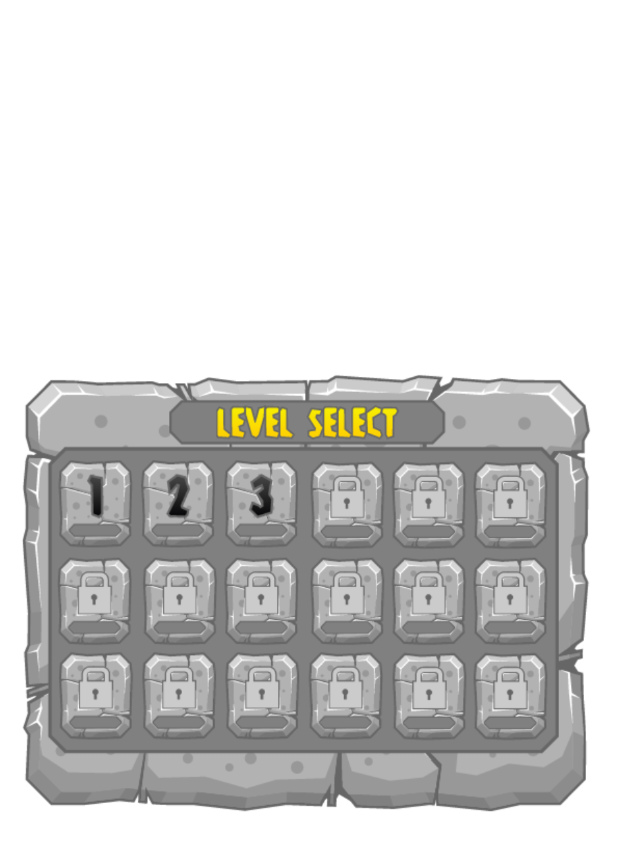
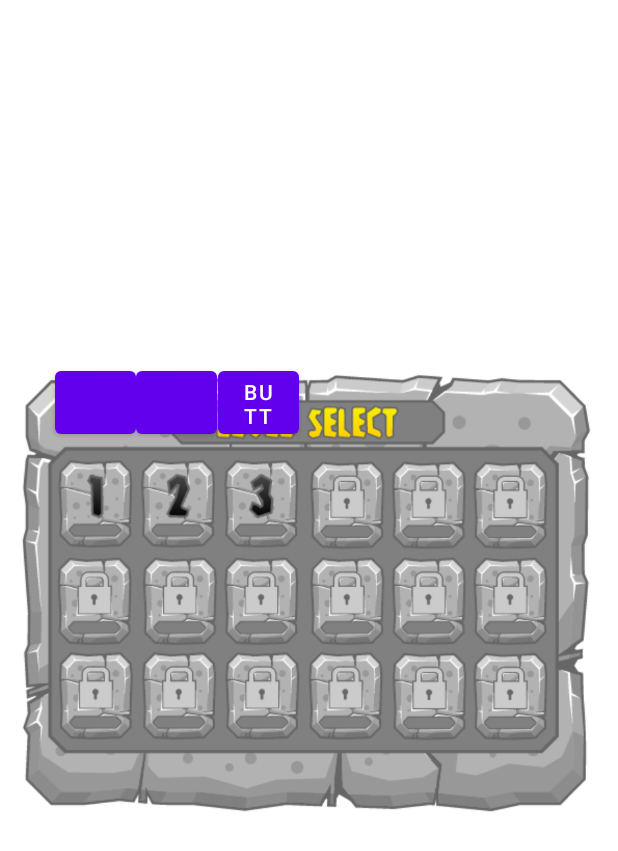
Before and after one commit to darango401/juego2, an Android app: the layout activity_menu_popup.xml on its own in the app's theme, with its tools: preview values and no code run, on a phone screen of 412 x 824 dp. Shown: the top 851 px of the screen. Run offline under Robolectric (Android 15) with nearby library versions, the phone set to English and light mode, and no system bars.

Commit message:
Creacion botones Popup niveles

```diff
--- a/app/src/main/java/com/example/sudoku_app/MenuActivity.java
+++ b/app/src/main/java/com/example/sudoku_app/MenuActivity.java
@@ -10,12 +10,20 @@ import android.widget.Button;
 import android.widget.PopupMenu;
 
 public class MenuActivity extends Activity {
-    Button buttonJugar;
+    Button buttonJugar, buttonSalir;
     @Override
     protected void onCreate(Bundle savedInstanceState) {
         super.onCreate(savedInstanceState);
         setContentView(R.layout.activity_menu);
+
         buttonJugar = (Button)findViewById(R.id.buttonJugar);
+        buttonSalir = (Button)findViewById(R.id.buttonSalir);
+        buttonSalir.setOnClickListener(new View.OnClickListener(){
+            @Override
+            public void onClick(View v){
+                finish();
+            }
+        });
         buttonJugar.setOnClickListener(new View.OnClickListener() {
             @Override
             public void onClick(View view){
--- a/app/src/main/res/layout/activity_menu_popup.xml
+++ b/app/src/main/res/layout/activity_menu_popup.xml
@@ -14,6 +14,40 @@
         android:background="#00FFFFFF"
         android:src="@drawable/niveles"
         tools:layout_editor_absoluteX="0dp"
-        tools:layout_editor_absoluteY="104dp" />
+        tools:layout_editor_absoluteY="0dp" />
+
+    <Button
+        android:id="@+id/buttonNivel1"
+        android:layout_width="54dp"
+        android:layout_height="54dp"
+        app:layout_constraintBottom_toBottomOf="parent"
+        app:layout_constraintEnd_toEndOf="parent"
+        app:layout_constraintHorizontal_bias="0.103"
+        app:layout_constraintStart_toStartOf="parent"
+        app:layout_constraintTop_toTopOf="parent"
+        app:layout_constraintVertical_bias="0.313" />
+
+    <Button
+        android:id="@+id/buttonNivel2"
+        android:layout_width="54dp"
+        android:layout_height="54dp"
+        app:layout_constraintBottom_toBottomOf="parent"
+        app:layout_constraintEnd_toEndOf="parent"
+        app:layout_constraintHorizontal_bias="0.254"
+        app:layout_constraintStart_toStartOf="parent"
+        app:layout_constraintTop_toTopOf="parent"
+        app:layout_constraintVertical_bias="0.313" />
+
+    <Button
+        android:id="@+id/buttonNivel3"
+        android:layout_width="54dp"
+        android:layout_height="54dp"
+        android:text="Button"
+        app:layout_constraintBottom_toBottomOf="parent"
+        app:layout_constraintEnd_toEndOf="parent"
+        app:layout_constraintHorizontal_bias="0.406"
+        app:layout_constraintStart_toStartOf="parent"
+        app:layout_constraintTop_toTopOf="parent"
+        app:layout_constraintVertical_bias="0.313" />
 
 </androidx.constraintlayout.widget.ConstraintLayout>
--- a/app/src/main/res/values/colors.xml
+++ b/app/src/main/res/values/colors.xml
@@ -7,5 +7,5 @@
     <color name="teal_700">#FF018786</color>
     <color name="black">#FF000000</color>
     <color name="white">#FFFFFFFF</color>
-    <color name="transparent">#00000000</color>
+    <color name="transparent">#FF000000</color>
 </resources>
```
